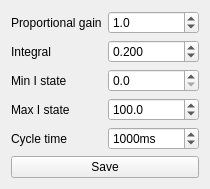
johnerlandsson/QMonsterMash, file regulatorsettings.ui: the form before one commit.
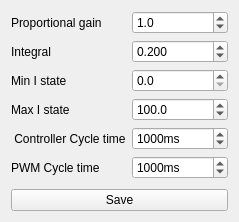
The form after the commit.

Diff of the .ui file:
```diff
--- a/regulatorsettings.ui
+++ b/regulatorsettings.ui
@@ -9,8 +9,8 @@
    <rect>
     <x>0</x>
     <y>0</y>
-    <width>210</width>
-    <height>169</height>
+    <width>239</width>
+    <height>222</height>
    </rect>
   </property>
   <property name="windowTitle">
@@ -108,7 +108,7 @@
      <item row="4" column="0">
       <widget class="QLabel" name="label_5">
        <property name="text">
-        <string>Cycle time</string>
+        <string> Controller Cycle time</string>
        </property>
       </widget>
      </item>
@@ -128,6 +128,29 @@
        </property>
       </widget>
      </item>
+     <item row="5" column="0">
+      <widget class="QLabel" name="label_6">
+       <property name="text">
+        <string>PWM Cycle time</string>
+       </property>
+      </widget>
+     </item>
+     <item row="5" column="1">
+      <widget class="QSpinBox" name="spnPWMCycleTime">
+       <property name="suffix">
+        <string>ms</string>
+       </property>
+       <property name="minimum">
+        <number>100</number>
+       </property>
+       <property name="maximum">
+        <number>99999</number>
+       </property>
+       <property name="value">
+        <number>1000</number>
+       </property>
+      </widget>
+     </item>
     </layout>
    </item>
    <item>
```
